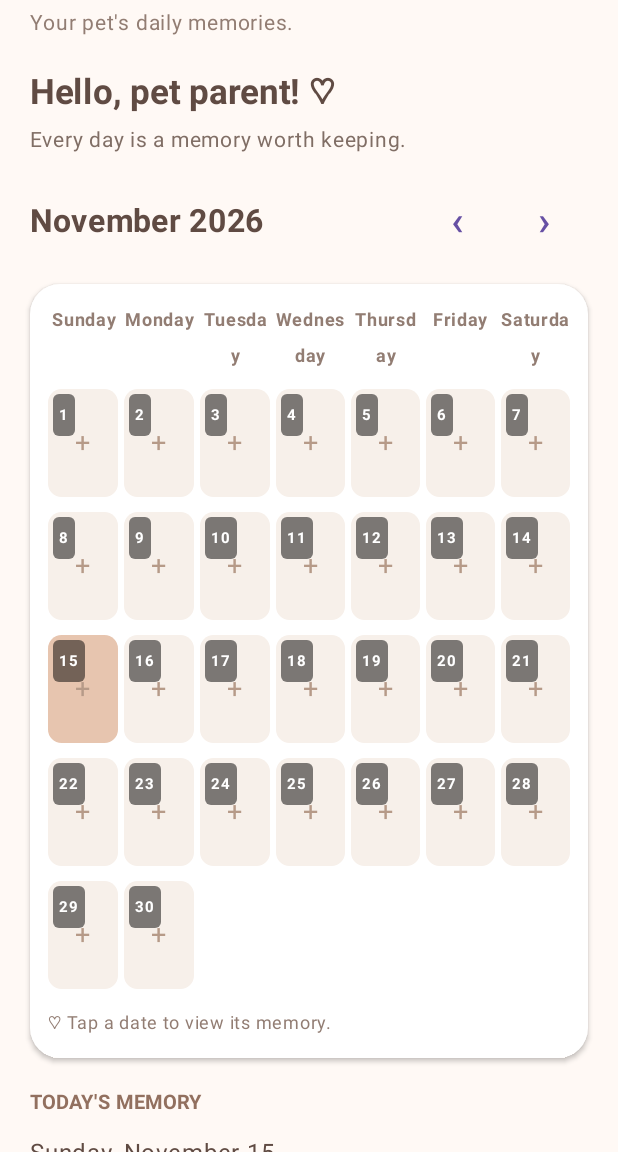
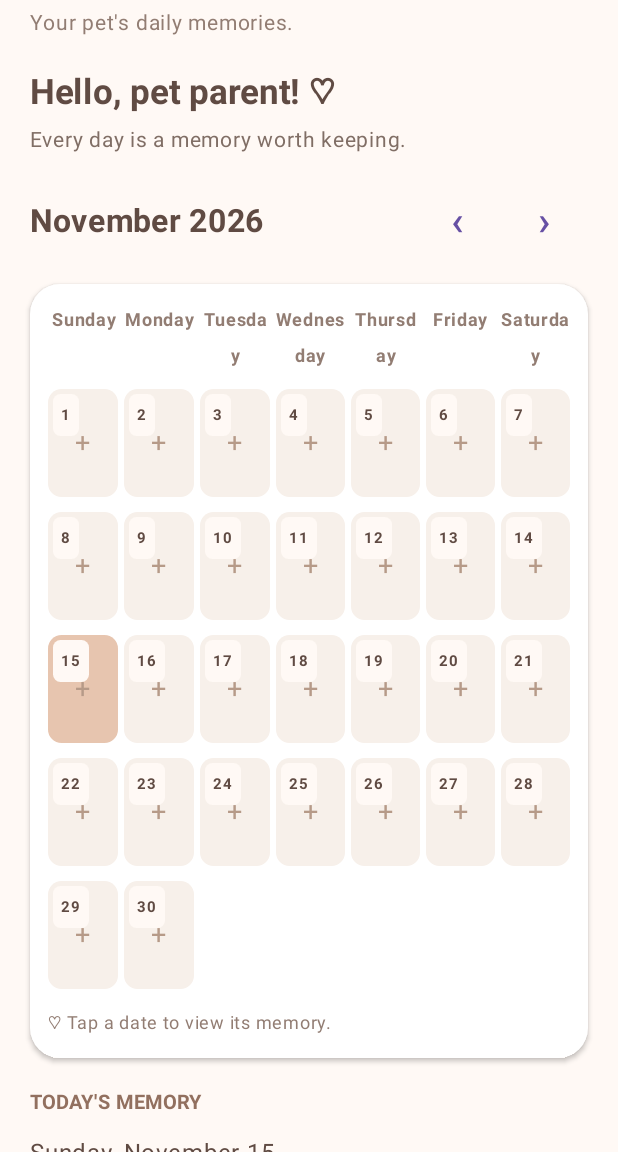
Before and after one commit to ShaneDelaRama/PawPics, an Android app built with Jetpack Compose: the screen it shows after launch (MainActivity), on a phone screen of 412 x 824 dp, the part 84-1236 px from its top. Run offline under Robolectric (Android 15) with nearby library versions, the phone set to English and light mode, and no system bars.

Commit message:
changed date cell color

```diff
--- a/app/src/main/java/com/example/pawpics/ui/CalendarView.kt
+++ b/app/src/main/java/com/example/pawpics/ui/CalendarView.kt
@@ -277,22 +277,17 @@ fun CalendarView(
 
                                 Text(
                                     text = day.toString(),
-
                                     modifier = Modifier
                                         .align(Alignment.TopStart)
                                         .padding(3.dp)
                                         .background(
-                                            Color.Black.copy(alpha = 0.5f),
-                                            RoundedCornerShape(4.dp)
+                                            color = Color(0xFFFFF9F5),
+                                            shape = RoundedCornerShape(5.dp)
                                         )
-                                        .padding(
-                                            horizontal = 4.dp,
-                                            vertical = 2.dp
-                                        ),
-
+                                        .padding(horizontal = 5.dp, vertical = 2.dp),
                                     fontSize = 10.sp,
                                     fontWeight = FontWeight.Bold,
-                                    color = Color.White
+                                    color = Color(0xFF604B43)
                                 )
                             }
                         }
```
